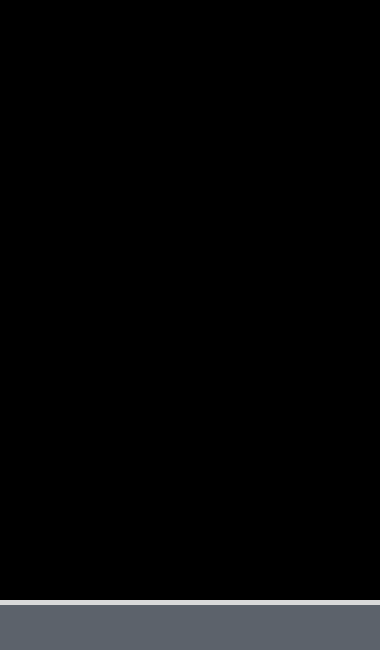
Old version of the form common/mainwindow.ui in the repository iSpaxer/Spaxer.
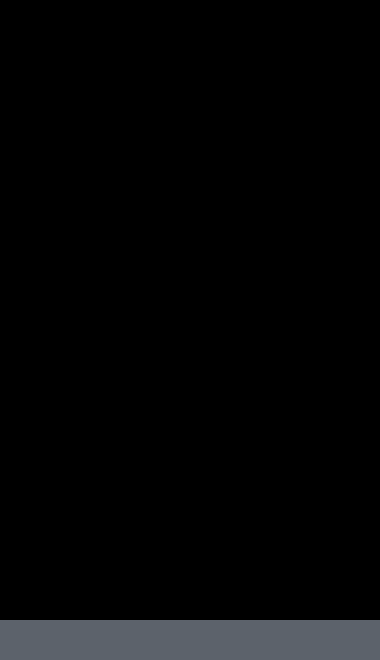
New version of the form. Icons and pictures are not drawn.

Commit message: UI search завершен.

What changed in the file:
```diff
--- a/common/mainwindow.ui
+++ b/common/mainwindow.ui
@@ -7,7 +7,7 @@
     <x>0</x>
     <y>0</y>
     <width>380</width>
-    <height>650</height>
+    <height>660</height>
    </rect>
   </property>
   <property name="minimumSize">
@@ -56,7 +56,7 @@
       <property name="minimumSize">
        <size>
         <width>0</width>
-        <height>0</height>
+        <height>600</height>
        </size>
       </property>
       <property name="styleSheet">
@@ -75,13 +75,13 @@
       <property name="minimumSize">
        <size>
         <width>380</width>
-        <height>50</height>
+        <height>40</height>
        </size>
       </property>
       <property name="maximumSize">
        <size>
         <width>16777215</width>
-        <height>40</height>
+        <height>16777215</height>
        </size>
       </property>
       <property name="sizeIncrement">
@@ -98,7 +98,7 @@
         <number>0</number>
        </property>
        <property name="bottomMargin">
-        <number>12</number>
+        <number>6</number>
        </property>
        <item>
         <widget class="QPushButton" name="searchButton">
```
The commit also changes 2 other files.
